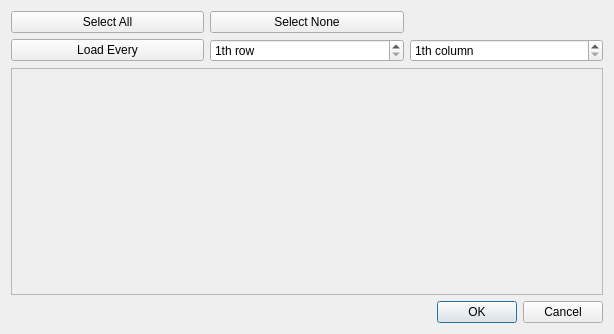
Qt form src/Grapher/loadingprogress.ui (hundlab/LongQt) before a commit.
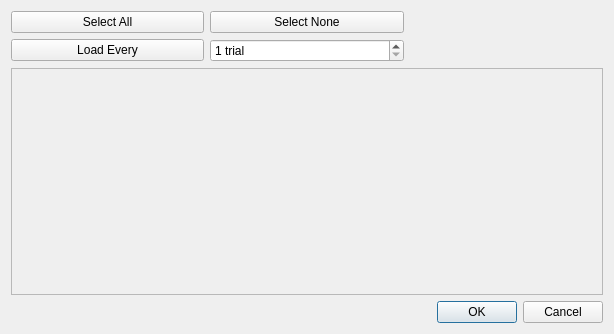
The same form after that commit. Custom widgets are drawn as their Qt base class.

Commit message:
created ordinal spinbox and moved grapher over to using datareader
- ordinal spinbox is used in LoadingProgress so that st, nd, th endings
  are correct
- data reader is now used for all reading in grapher

```diff
--- a/src/Grapher/loadingprogress.ui
+++ b/src/Grapher/loadingprogress.ui
@@ -52,22 +52,9 @@
     </widget>
    </item>
    <item row="1" column="1">
-    <widget class="QSpinBox" name="spinBox">
+    <widget class="OrdinalSpinBox" name="trialSpinBox">
      <property name="suffix">
-      <string>th row</string>
-     </property>
-     <property name="minimum">
-      <number>1</number>
-     </property>
-     <property name="maximum">
-      <number>200</number>
-     </property>
-    </widget>
-   </item>
-   <item row="1" column="2">
-    <widget class="QSpinBox" name="columnSpinBox">
-     <property name="suffix">
-      <string>th column</string>
+      <string> trial</string>
      </property>
      <property name="minimum">
       <number>1</number>
@@ -97,6 +84,13 @@
    </item>
   </layout>
  </widget>
+ <customwidgets>
+  <customwidget>
+   <class>OrdinalSpinBox</class>
+   <extends>QSpinBox</extends>
+   <header>ordinalspinbox.h</header>
+  </customwidget>
+ </customwidgets>
  <resources/>
  <connections>
   <connection>
```
Left out of the diff: 2 changed lines with no effect on the pictures. The commit also changes 17 other files.
